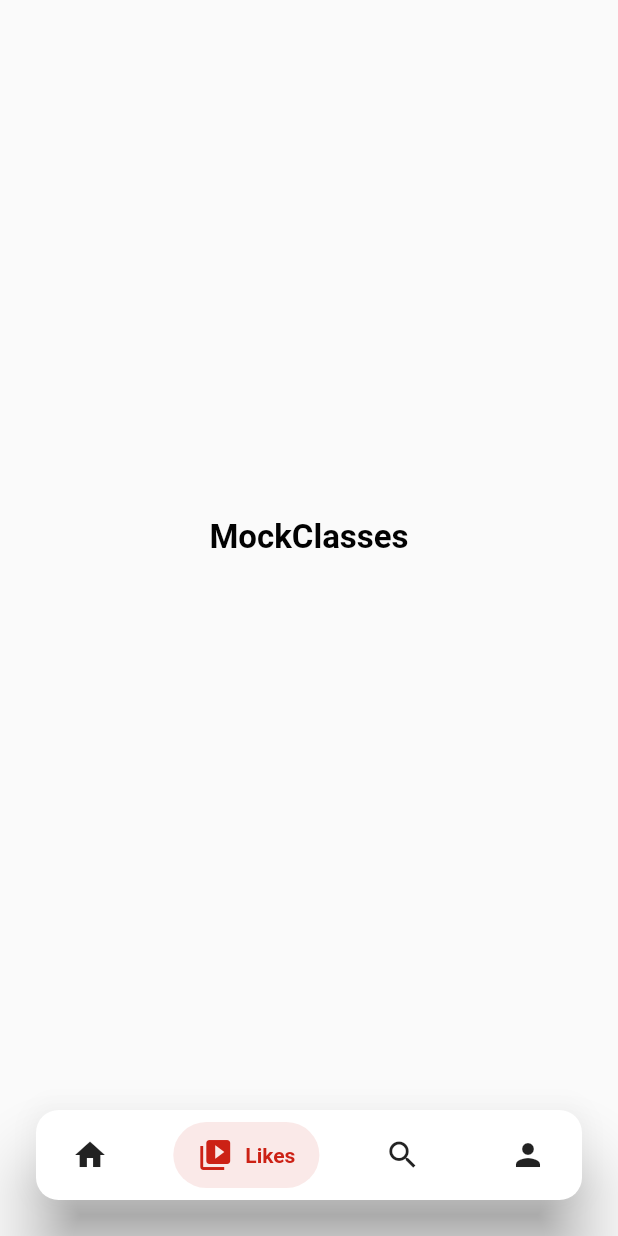
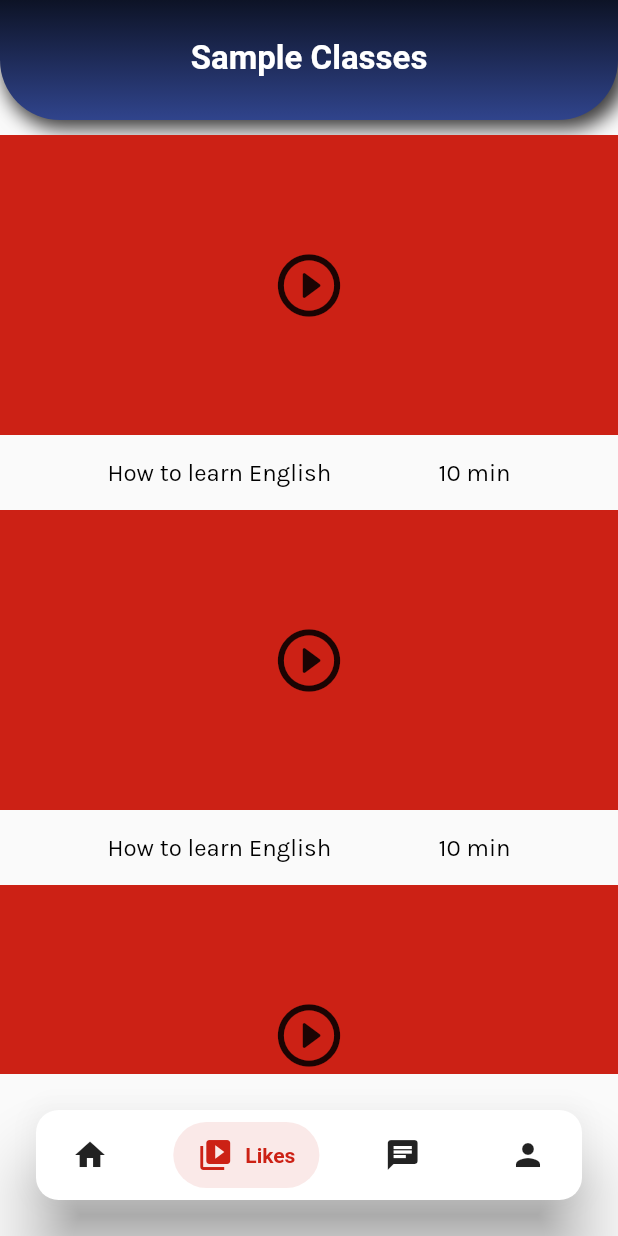
Before and after one commit to DeveloperAyushAntony/Ayush-s-Learning-App, a Flutter app: the ScreenHome screen opened by its route, item 2 of the bottom bar chosen, on a phone screen of 412 x 824 dp. Run offline on Flutter 3.47's test engine with Material 3 defaults, Android fonts, the phone set to English and light mode, and no system bars; drawn by our look-alikes of salomon_bottom_bar; our stand-ins replace carousel_slider, flutter_native_splash, flutter_otp_text_field, flutter_svg, google_fonts, lottie; Roboto replaces fonts that are missing (Lusitana).

Commit message:
mockclass youtube Ui completed,gemini ui started

```diff
--- a/lib/core/utils/app_styles.dart
+++ b/lib/core/utils/app_styles.dart
@@ -6,3 +6,4 @@ const kRedColor = Color.fromARGB(255, 204, 33, 21);
 const kYellowcolor = Color.fromARGB(255, 255, 217, 0);
 const kPurpleColor = Colors.purple;
 const kWhiteColor = Color.fromARGB(255, 255, 255, 255);
+const klightbluegrey = Color.fromARGB(255, 91, 114, 151);
--- /dev/null
+++ b/lib/core/widgets/top_gradientcard.dart
@@ -0,0 +1,44 @@
+import 'package:awoke_learning_app/core/utils/app_styles.dart';
+import 'package:flutter/material.dart';
+
+class GradientCard extends StatelessWidget {
+  const GradientCard({
+    super.key,
+    required this.gradientcolors,
+    required this.customwidth,
+    required this.customheight,
+    required this.customalighnmentbegin,
+    required this.customalighnmentend,
+  });
+  final List<Color> gradientcolors;
+  final double customwidth;
+  final double customheight;
+  final Alignment customalighnmentbegin;
+  final Alignment customalighnmentend;
+
+  @override
+  Widget build(BuildContext context) {
+    return Container(
+      width: customwidth,
+      height: customheight,
+      decoration: BoxDecoration(
+        borderRadius: const BorderRadius.only(
+          bottomLeft: Radius.circular(40),
+          bottomRight: Radius.circular(40),
+        ),
+        gradient: LinearGradient(
+            begin: customalighnmentbegin,
+            end: customalighnmentend,
+            colors: gradientcolors),
+        boxShadow: const [
+          BoxShadow(
+            color: kBlackgrey,
+            offset: Offset(4.0, 4.0),
+            blurRadius: 10.0,
+            spreadRadius: 2.0,
+          ),
+        ],
+      ),
+    );
+  }
+}
--- a/lib/features/drawer/presentation/drawer_ui.dart
+++ b/lib/features/drawer/presentation/drawer_ui.dart
@@ -1,4 +1,4 @@
-import 'package:awoke_learning_app/core/utils/app_styles.dart';
+
 import 'package:awoke_learning_app/core/utils/constants.dart';
 import 'package:awoke_learning_app/core/utils/fonts.dart';
 import 'package:awoke_learning_app/features/drawer/widgets/drawer_item.dart';
--- a/lib/features/home/presentation/screen_homepage.dart
+++ b/lib/features/home/presentation/screen_homepage.dart
@@ -24,7 +24,7 @@ class ScreenHome extends StatelessWidget {
         scaffoldKey: scaffoldKey,
       ),
       const ScreenMockClass(),
-      const ScreenGemini(),
+      ScreenGemini(),
       const ScreenUserPage()
     ];
     return SafeArea(
@@ -54,9 +54,9 @@ class ScreenHome extends StatelessWidget {
                     selectedColor: kRedColor,
                   ),
                   SalomonBottomBarItem(
-                    icon: const Icon(Icons.search),
-                    title: const Text("Search"),
-                    selectedColor: Colors.orange,
+                    icon: const Icon(Icons.chat),
+                    title: const Text("Gemini Ai"),
+                    selectedColor: const Color(0xff1C368E),
                   ),
                   SalomonBottomBarItem(
                     icon: const Icon(Icons.person),
--- a/lib/features/mainpage/presentation/main_page.dart
+++ b/lib/features/mainpage/presentation/main_page.dart
@@ -1,6 +1,6 @@
 import 'package:awoke_learning_app/core/utils/fonts.dart';
 import 'package:carousel_slider/carousel_slider.dart';
-import 'package:flutter/cupertino.dart';
+
 import 'package:flutter/material.dart';
 import 'package:awoke_learning_app/core/utils/app_styles.dart';
 import 'package:awoke_learning_app/core/utils/constants.dart';
--- a/lib/features/mockclasses/presentation/screen_mockclass.dart
+++ b/lib/features/mockclasses/presentation/screen_mockclass.dart
@@ -1,4 +1,8 @@
+import 'package:awoke_learning_app/core/utils/app_styles.dart';
+import 'package:awoke_learning_app/core/utils/constants.dart';
 import 'package:awoke_learning_app/core/utils/fonts.dart';
+import 'package:awoke_learning_app/core/widgets/top_gradientcard.dart';
+
 import 'package:flutter/material.dart';
 
 class ScreenMockClass extends StatelessWidget {
@@ -8,13 +12,82 @@ class ScreenMockClass extends StatelessWidget {
   Widget build(BuildContext context) {
     return SafeArea(
       child: Scaffold(
-        body: Center(
-          child: Text(
-            "MockClasses",
-            style: appText,
-          ),
+        body: Column(
+          children: [
+            Stack(
+              children: [
+                const GradientCard(
+                  customalighnmentbegin: Alignment.bottomCenter,
+                  customalighnmentend: Alignment.topCenter,
+                  customheight: 80,
+                  customwidth: 800,
+                  gradientcolors: [
+                    Color(0xff30448C),
+                    Color(0xff0D1326),
+                  ],
+                ),
+                Align(
+                  heightFactor: 2,
+                  alignment: Alignment.bottomCenter,
+                  child: Text(
+                    "Sample Classes",
+                    style: appTexttitle,
+                  ),
+                )
+              ],
+            ),
+            kHeight10,
+            Expanded(
+              child: ListView.separated(
+                separatorBuilder: (context, index) {
+                  return SizedBox(
+                    height: 50,
+                    width: 190,
+                    child: Row(
+                      mainAxisAlignment: MainAxisAlignment.spaceEvenly,
+                      children: [
+                        Text(
+                          "How to learn English",
+                          style: bodyText,
+                        ),
+                        Text(
+                          "10 min",
+                          style: bodyText,
+                        )
+                      ],
+                    ),
+                  );
+                },
+                itemCount: 10,
+                itemBuilder: (BuildContext context, int index) {
+                  return const VideoWidget();
+                },
+              ),
+            ),
+          ],
         ),
       ),
     );
   }
 }
+
+class VideoWidget extends StatelessWidget {
+  const VideoWidget({
+    super.key,
+  });
+
+  @override
+  Widget build(BuildContext context) {
+    return Container(
+      height: 200,
+      width: 20,
+      color: kRedColor,
+      child: const Center(
+        child: Icon(
+          Icons.play_circle_outline_rounded,
+          size: 50,
+        ),
+      ),
+    );
+  }
+}
--- a/lib/main.dart
+++ b/lib/main.dart
@@ -2,6 +2,7 @@ import 'package:awoke_learning_app/features/auth/presentation/screens/auth_page.
 import 'package:awoke_learning_app/features/auth/presentation/screens/loginpage.dart';
 import 'package:awoke_learning_app/features/auth/presentation/screens/otp_page.dart';
 import 'package:awoke_learning_app/features/auth/presentation/screens/user_data_page.dart';
+
 import 'package:awoke_learning_app/features/home/presentation/screen_homepage.dart';
 import 'package:awoke_learning_app/features/home/providers/bottomnav_index_provider.dart';
 import 'package:awoke_learning_app/features/onboarding/presentation/screens/onboarding_screen.dart';
```
Also changed, not shown: lib/core/widgets/top_blue_gradientcard.dart (deleted, +0 -38 lines), lib/features/auth/presentation/screens/loginpage.dart (+11 -2 lines), lib/features/auth/presentation/screens/otp_page.dart (+12 -3 lines), lib/features/auth/presentation/screens/user_data_page.dart (+11 -2 lines), lib/features/drawer/widgets/drawer_item.dart (+9 -1 lines), lib/features/gemini/presentation/screen_gemini.dart (+52 -6 lines).
